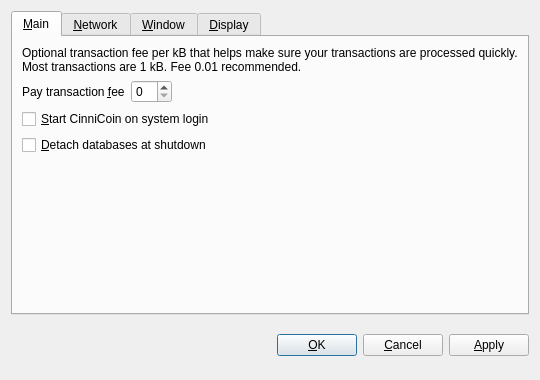
Cinnicoin/CinniCoin, file src/qt/forms/optionsdialog.ui: the form before one commit.
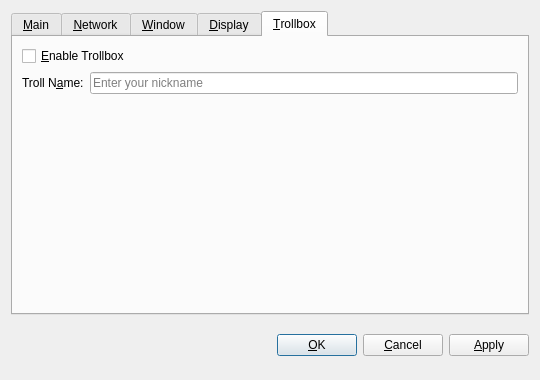
The form after the commit. Custom widgets are drawn as their Qt base class.

The edit to the form file:
```diff
--- a/src/qt/forms/optionsdialog.ui
+++ b/src/qt/forms/optionsdialog.ui
@@ -23,7 +23,7 @@
       <enum>QTabWidget::North</enum>
      </property>
      <property name="currentIndex">
-      <number>0</number>
+      <number>4</number>
      </property>
      <widget class="QWidget" name="tabMain">
       <attribute name="title">
@@ -368,6 +368,60 @@
        </item>
       </layout>
      </widget>
+     <widget class="QWidget" name="tabTrollbox">
+      <attribute name="title">
+       <string>&amp;Trollbox</string>
+      </attribute>
+      <layout class="QVBoxLayout" name="verticalLayout_2">
+       <item>
+        <widget class="QCheckBox" name="enableTrollbox">
+         <property name="text">
+          <string>&amp;Enable Trollbox</string>
+         </property>
+        </widget>
+       </item>
+       <item>
+        <layout class="QHBoxLayout" name="horizontalLayout">
+         <item>
+          <widget class="QLabel" name="label">
+           <property name="text">
+            <string>Troll N&amp;ame:</string>
+           </property>
+           <property name="textInteractionFlags">
+            <set>Qt::LinksAccessibleByMouse</set>
+           </property>
+           <property name="buddy">
+            <cstring>trollNameEdit</cstring>
+           </property>
+          </widget>
+         </item>
+         <item>
+          <widget class="QLineEdit" name="trollNameEdit">
+           <property name="frame">
+            <bool>true</bool>
+           </property>
+           <property name="placeholderText">
+            <string>Enter your nickname</string>
+           </property>
+          </widget>
+         </item>
+        </layout>
+       </item>
+       <item>
+        <spacer name="verticalSpacer">
+         <property name="orientation">
+          <enum>Qt::Vertical</enum>
+         </property>
+         <property name="sizeHint" stdset="0">
+          <size>
+           <width>20</width>
+           <height>175</height>
+          </size>
+         </property>
+        </spacer>
+       </item>
+      </layout>
+     </widget>
     </widget>
    </item>
    <item>
@@ -449,6 +503,11 @@
   </layout>
  </widget>
  <customwidgets>
+  <customwidget>
+   <class>QValidatedLineEdit</class>
+   <extends>QLineEdit</extends>
+   <header>qvalidatedlineedit.h</header>
+  </customwidget>
   <customwidget>
    <class>BitcoinAmountField</class>
    <extends>QSpinBox</extends>
@@ -459,11 +518,6 @@
    <extends>QComboBox</extends>
    <header>qvaluecombobox.h</header>
   </customwidget>
-  <customwidget>
-   <class>QValidatedLineEdit</class>
-   <extends>QLineEdit</extends>
-   <header>qvalidatedlineedit.h</header>
-  </customwidget>
  </customwidgets>
  <resources/>
  <connections/>
```
Lines whose indentation alone changed are shown as unchanged.
